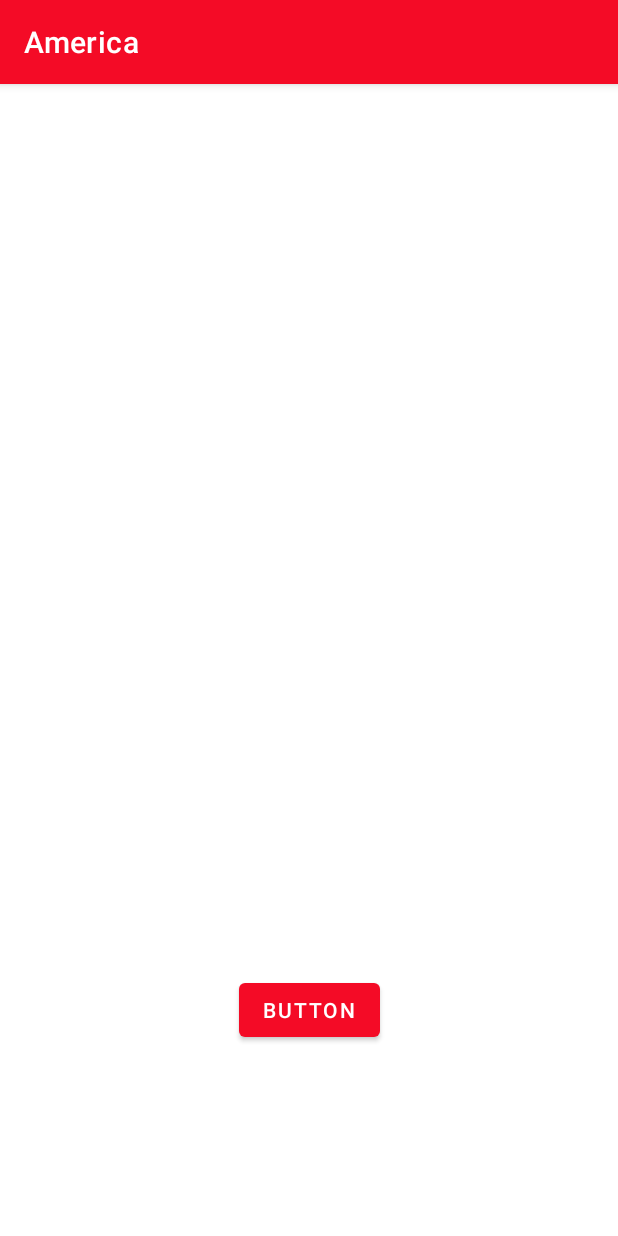
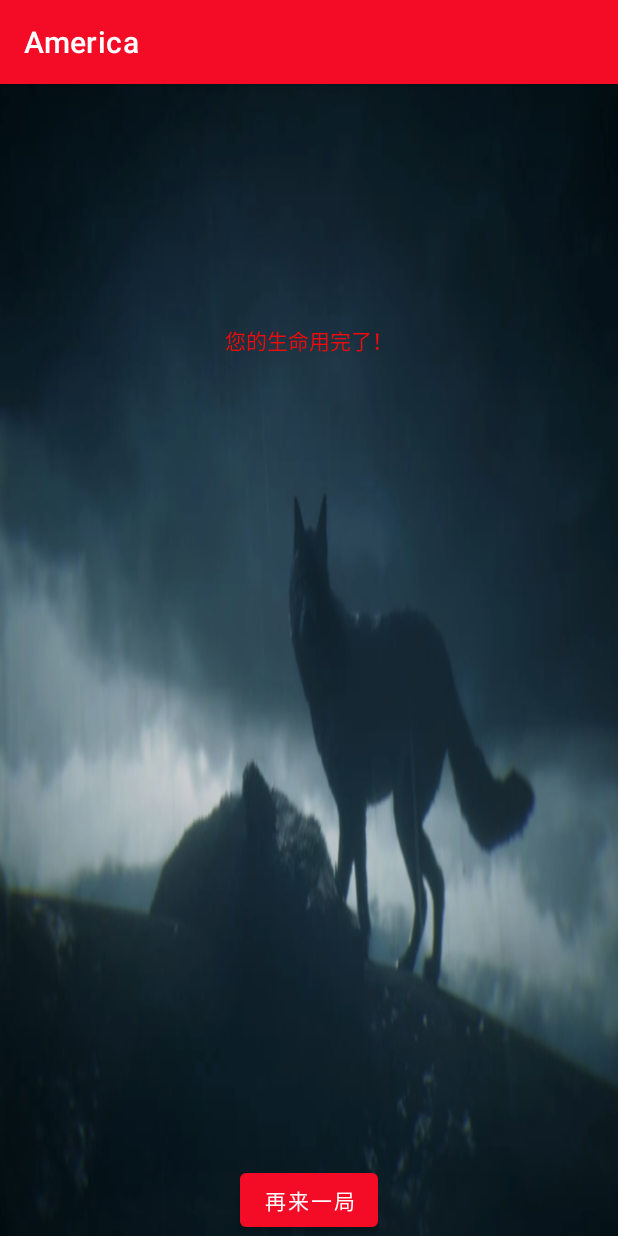
Before and after one commit to Gris-zx/MiniGame, an Android app: the FailActivity screen opened directly, with no data from a screen before it, on a phone screen of 412 x 824 dp. Run offline under Robolectric (Android 15) with nearby library versions, the phone set to English and light mode, and no system bars.

Commit message:
ninth commit

```diff
--- a/app/src/main/java/cn/edu/zuoye1/FailActivity.kt
+++ b/app/src/main/java/cn/edu/zuoye1/FailActivity.kt
@@ -1,12 +1,21 @@
 package cn.edu.zuoye1
 
+import android.content.Intent
+import android.media.MediaPlayer
 import androidx.appcompat.app.AppCompatActivity
 import android.os.Bundle
+import kotlinx.android.synthetic.main.activity_fail.*
+import kotlinx.android.synthetic.main.activity_success.*
 
 class FailActivity : AppCompatActivity() {
     override fun onCreate(savedInstanceState: Bundle?) {
         super.onCreate(savedInstanceState)
         setContentView(R.layout.activity_fail)
 
+        val mediaPlayer = MediaPlayer.create(this, R.raw.failed)//msg是滴的MP3文件，很小
+        mediaPlayer.start()
+        button_failback.setOnClickListener {
+            finish()
+        }
     }
 }
--- a/app/src/main/java/cn/edu/zuoye1/MainActivity2.kt
+++ b/app/src/main/java/cn/edu/zuoye1/MainActivity2.kt
@@ -24,7 +24,7 @@ class MainActivity2 : AppCompatActivity() {
             music()
             AlertDialog.Builder(this)
                 .setMessage("       快刀戳指缝又叫做勇敢者游戏，是《荒野大镖客2》中可以游玩的小游戏之一，考验玩家的手速。\n" +
-                        "在游戏中你需要伸出一只手，五指分开，掌心向下放在桌子上，然后用匕首快速向指缝之间的空位戳刺，你需要快速移动匕首并且避免让手指受伤，戳刺轮数最多的玩家获胜。\n")
+                        "在游戏中你需要伸出一只手，五指分开，掌心向下放在桌子上，然后用匕首快速向指缝之间的空位戳刺，你需要快速移动匕首并且避免让手指受伤，在30秒内戳刺轮数最多的玩家获胜。\n")
                 .setTitle("关于游戏:")
 
                 .setPositiveButton("确定", DialogInterface.OnClickListener { dialogInterface, i ->
--- a/app/src/main/res/layout/activity_fail.xml
+++ b/app/src/main/res/layout/activity_fail.xml
@@ -4,16 +4,31 @@
     xmlns:tools="http://schemas.android.com/tools"
     android:layout_width="match_parent"
     android:layout_height="match_parent"
+    android:background="@drawable/fail"
     tools:context=".FailActivity">
 
     <Button
         android:id="@+id/button_failback"
         android:layout_width="wrap_content"
         android:layout_height="wrap_content"
-        android:text="Button"
+        android:text="@string/again"
         app:layout_constraintBottom_toBottomOf="parent"
         app:layout_constraintEnd_toEndOf="parent"
         app:layout_constraintStart_toStartOf="parent"
-        app:layout_constraintTop_toTopOf="parent"
+        app:layout_constraintTop_toBottomOf="@+id/textView"
         app:layout_constraintVertical_bias="0.824" />
+
+    <TextView
+        android:id="@+id/textView"
+        android:layout_width="151dp"
+        android:layout_height="0dp"
+        android:layout_marginTop="160dp"
+        android:layout_marginBottom="293dp"
+        android:text="@string/fail"
+        android:textAlignment="center"
+        android:textColor="#EF0B0B"
+        app:layout_constraintBottom_toTopOf="@+id/button_failback"
+        app:layout_constraintEnd_toEndOf="parent"
+        app:layout_constraintStart_toStartOf="parent"
+        app:layout_constraintTop_toTopOf="parent" />
 </androidx.constraintlayout.widget.ConstraintLayout>
--- a/app/src/main/res/layout/activity_main3.xml
+++ b/app/src/main/res/layout/activity_main3.xml
@@ -137,6 +137,7 @@
         android:layout_height="wrap_content"
         android:layout_marginTop="4dp"
         android:text="开关音乐"
+        android:textColor="#2196F3"
         app:backgroundTint="#00000000"
         app:layout_constraintEnd_toEndOf="parent"
         app:layout_constraintHorizontal_bias="0.009"
@@ -148,6 +149,7 @@
         android:layout_width="wrap_content"
         android:layout_height="wrap_content"
         android:text="返回主界面"
+        android:textColor="#2196F3"
         app:backgroundTint="#00000000"
         app:layout_constraintEnd_toEndOf="parent"
         app:layout_constraintHorizontal_bias="1.0"
--- /dev/null
+++ b/app/src/main/res/values-night/strings.xml
@@ -0,0 +1,5 @@
+<?xml version="1.0" encoding="utf-8"?>
+<resources>
+    <string name="again">再来一局</string>
+    <string name="back">返回主界面</string>
+</resources>
--- a/app/src/main/res/values/colors.xml
+++ b/app/src/main/res/values/colors.xml
@@ -2,7 +2,7 @@
 <resources>
     <color name="purple_200">#F10A4A</color>
     <color name="purple_500">#F40B26</color>
-    <color name="purple_700">#FF3700B3</color>
+    <color name="purple_700">#088EF8</color>
     <color name="teal_200">#FF03DAC5</color>
     <color name="teal_700">#FF018786</color>
     <color name="black">#FF000000</color>
--- a/app/src/main/res/values/strings.xml
+++ b/app/src/main/res/values/strings.xml
@@ -3,4 +3,7 @@
     <string name="button">Click me</string>
     <string name="textView">Hello world!</string>
     <string name="clicked">I am clicked!</string>
+    <string name="fail">您的生命用完了！</string>
+    <string name="again">再来一局</string>
+    <string name="back">返回主界面</string>
 </resources>
```
Also changed, not shown: app/src/main/java/cn/edu/zuoye1/MainActivity3.kt (+46 -14 lines), app/src/main/java/cn/edu/zuoye1/SuccessActivity.kt (+8 -1 lines), app/src/main/res/layout/activity_main4.xml (+7 -3 lines), app/src/main/res/layout/activity_success.xml (+12 -8 lines), app/src/main/res/drawable/fail.png (added), app/src/main/res/drawable/success.png (added), app/src/main/res/drawable/zhichiwo.jpg (added), app/src/main/res/drawable/zhichizx.jpg (added), 3 other files.
